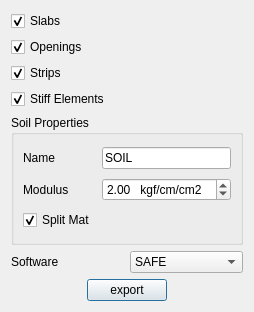
Before: the Qt Designer form safe/punch/Resources/ui/safe_panel.ui in ebrahimraeyat/OSAFE, drawn with Qt 5.
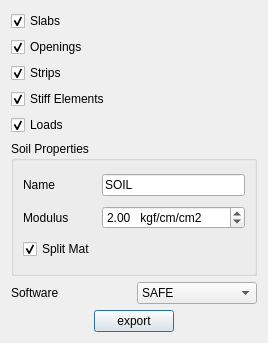
After: the same form once the commit is applied.

Commit message: export loads on slabs list instead of one slab

What changed in the file:
```diff
--- a/safe/punch/Resources/ui/safe_panel.ui
+++ b/safe/punch/Resources/ui/safe_panel.ui
@@ -6,8 +6,8 @@
    <rect>
     <x>0</x>
     <y>0</y>
-    <width>249</width>
-    <height>312</height>
+    <width>268</width>
+    <height>343</height>
    </rect>
   </property>
   <property name="windowTitle">
@@ -54,6 +54,16 @@
      </property>
     </widget>
    </item>
+   <item>
+    <widget class="QCheckBox" name="loads_checkbox">
+     <property name="text">
+      <string>Loads</string>
+     </property>
+     <property name="checked">
+      <bool>true</bool>
+     </property>
+    </widget>
+   </item>
    <item>
     <widget class="QGroupBox" name="groupBox">
      <property name="title">
```
Left out of the diff: 5 changed lines with no effect on the pictures. The commit also changes 3 other files.
